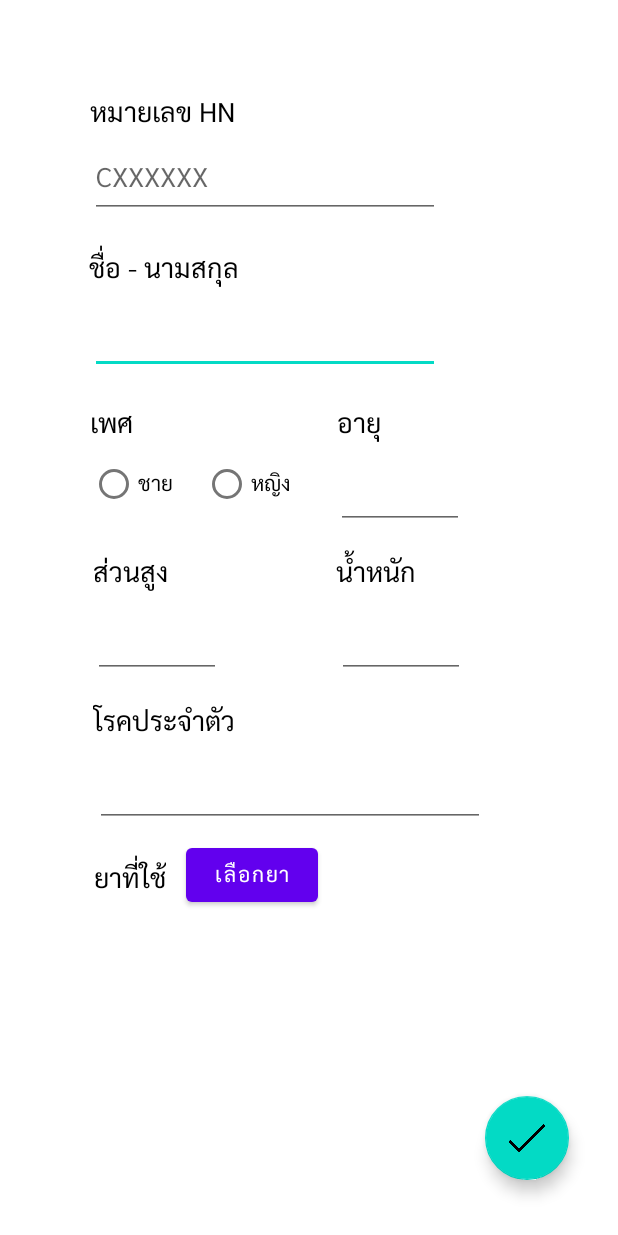
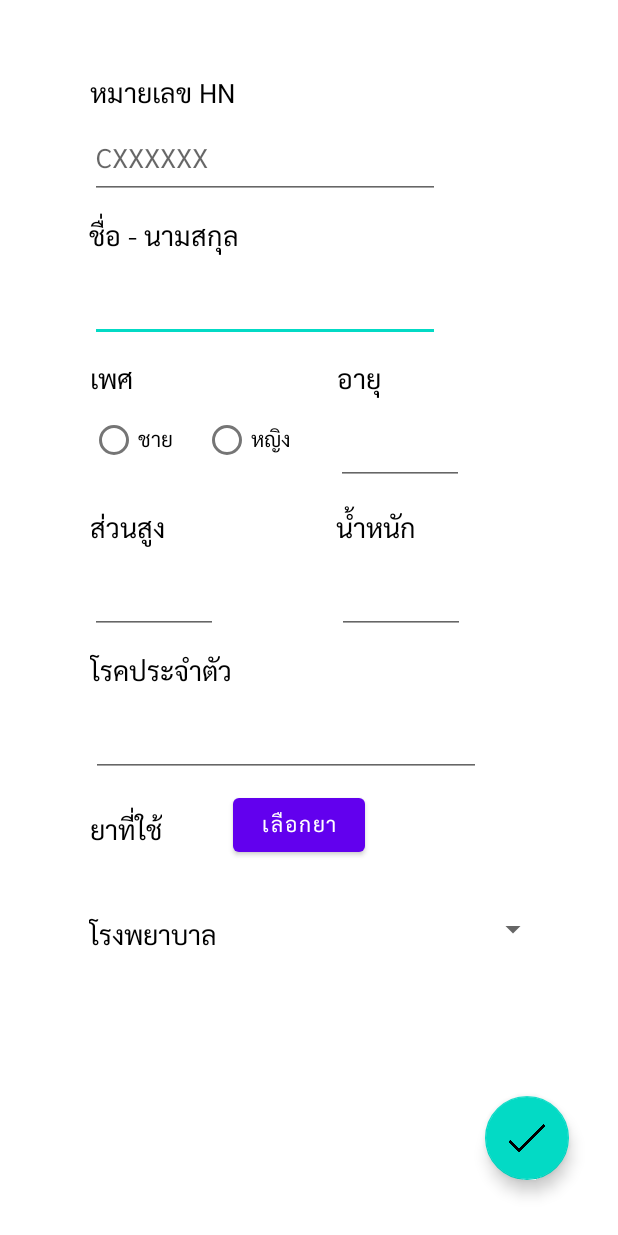
Before and after one commit to supanut-kon/AsthmaPrototype, an Android app: the PatientInformationEdit screen opened directly, with no data from a screen before it, on a phone screen of 412 x 824 dp. Run offline under Robolectric (Android 15) with nearby library versions, the phone set to English and light mode, and no system bars.

Commit message:
28042021

```diff
--- a/app/src/main/java/cnmi/it/asthmaprototype/Activities/PatientInformationEdit.java
+++ b/app/src/main/java/cnmi/it/asthmaprototype/Activities/PatientInformationEdit.java
@@ -2,6 +2,7 @@ package cnmi.it.asthmaprototype.Activities;
 
 import android.content.ContentValues;
 import android.content.Intent;
+import android.content.SharedPreferences;
 import android.database.sqlite.SQLiteDatabase;
 import android.os.Bundle;
 import android.widget.EditText;
@@ -20,6 +21,7 @@ public class PatientInformationEdit extends AppCompatActivity {
 
     RadioGroup genderGroup;
     EditText age, height, weight, congenital, hn, patientname;
+    int userid;
     //Button confirmbtn;
     FloatingActionButton savefab;
 
@@ -28,6 +30,12 @@ public class PatientInformationEdit extends AppCompatActivity {
     protected void onCreate(Bundle savedInstanceState) {
         super.onCreate(savedInstanceState);
         setContentView(R.layout.activity_patient_info);
+        userid = 0;
+        SharedPreferences getPrefs = this.getSharedPreferences("AppPreferences", MODE_PRIVATE);
+        if(getPrefs !=null) {
+
+            userid = getPrefs.getInt("id", 0);
+        }
 
         age = findViewById(R.id.ageInput);
         height = findViewById(R.id.heightInput);
@@ -55,6 +63,7 @@ public class PatientInformationEdit extends AppCompatActivity {
             values.put(PatientColumn.PatientEntry.COLUMN_GENDER, igender);
             values.put(PatientColumn.PatientEntry.COLUMN_WEIGHT, weight.getText().toString().trim());
             values.put(PatientColumn.PatientEntry.COLUMN_CONGENITAL, congenital.getText().toString().trim());
+            values.put(PatientColumn.PatientEntry.COLUMN_USER, userid);
 
             db.insert(PatientColumn.PatientEntry.TABLE_NAME, null, values);
 
--- a/app/src/main/java/cnmi/it/asthmaprototype/Models/FlowColumn.java
+++ b/app/src/main/java/cnmi/it/asthmaprototype/Models/FlowColumn.java
@@ -12,7 +12,7 @@ public final class FlowColumn {
 
         public static final String COLUMN_FLOW = "flow";
         public static final String COLUMN_ZONE = "zone";
-        public static final String COLUMN_MAX = "max";
+        public static final String COLUMN_MAX = "pefr_max";
         public static final String COLUMN_80 = "percent80";
         public static final String COLUMN_60 = "percent60";
         public static final String COLUMN_PATIENT_ID = "userid";
--- a/app/src/main/java/cnmi/it/asthmaprototype/Models/PatientColumn.java
+++ b/app/src/main/java/cnmi/it/asthmaprototype/Models/PatientColumn.java
@@ -17,5 +17,6 @@ public final class PatientColumn {
         public static final String COLUMN_GENDER = "gender";
         public static final String COLUMN_WEIGHT = "weight";
         public static final String COLUMN_CONGENITAL = "congenital";
+        public static final String COLUMN_USER = "userid";
     }
 }
--- a/app/src/main/res/layout/activity_patient_info.xml
+++ b/app/src/main/res/layout/activity_patient_info.xml
@@ -5,6 +5,21 @@
     android:layout_width="match_parent"
     android:layout_height="match_parent"
     tools:context=".Activities.PatientInformationEdit">
+
+    <TextView
+        android:id="@+id/medheader2"
+        android:layout_width="wrap_content"
+        android:layout_height="wrap_content"
+        android:layout_marginTop="8dp"
+        android:text="ยาที่ใช้"
+        android:textColor="@color/black"
+        android:textSize="18sp"
+        app:layout_constraintBottom_toBottomOf="parent"
+        app:layout_constraintEnd_toEndOf="parent"
+        app:layout_constraintHorizontal_bias="0.165"
+        app:layout_constraintStart_toStartOf="parent"
+        app:layout_constraintTop_toBottomOf="@+id/congenitaltext"
+        app:layout_constraintVertical_bias="0.04" />
 
     <EditText
         android:id="@+id/patientnametext"
@@ -29,8 +44,8 @@
         app:layout_constraintEnd_toEndOf="parent"
         app:layout_constraintHorizontal_bias="0.191"
         app:layout_constraintStart_toStartOf="parent"
-        app:layout_constraintTop_toTopOf="parent"
-        app:layout_constraintVertical_bias="0.197" />
+        app:layout_constraintTop_toBottomOf="@+id/hntext"
+        app:layout_constraintVertical_bias="0.0" />
 
     <TextView
         android:id="@+id/hnheader"
@@ -44,13 +59,13 @@
         app:layout_constraintHorizontal_bias="0.191"
         app:layout_constraintStart_toStartOf="parent"
         app:layout_constraintTop_toTopOf="parent"
-        app:layout_constraintVertical_bias="0.073" />
+        app:layout_constraintVertical_bias="0.057" />
 
     <TextView
         android:id="@+id/textView12"
         android:layout_width="wrap_content"
         android:layout_height="wrap_content"
-        android:layout_marginTop="16dp"
+        android:layout_marginTop="8dp"
         android:text="เพศ"
         android:textColor="@color/black"
         android:textSize="18sp"
@@ -102,7 +117,7 @@
         android:id="@+id/textView13"
         android:layout_width="wrap_content"
         android:layout_height="wrap_content"
-        android:layout_marginTop="16dp"
+        android:layout_marginTop="8dp"
         android:text="อายุ"
         android:textColor="@color/black"
         android:textSize="18sp"
@@ -123,7 +138,7 @@
         android:textSize="18sp"
         app:layout_constraintBottom_toBottomOf="parent"
         app:layout_constraintEnd_toEndOf="parent"
-        app:layout_constraintHorizontal_bias="0.171"
+        app:layout_constraintHorizontal_bias="0.165"
         app:layout_constraintStart_toStartOf="parent"
         app:layout_constraintTop_toBottomOf="@+id/GenderGroup"
         app:layout_constraintVertical_bias="0.0" />
@@ -132,16 +147,15 @@
         android:id="@+id/medheader"
         android:layout_width="wrap_content"
         android:layout_height="wrap_content"
-        android:layout_marginTop="8dp"
-        android:text="ยาที่ใช้"
+        android:text="โรงพยาบาล"
         android:textColor="@color/black"
         android:textSize="18sp"
         app:layout_constraintBottom_toBottomOf="parent"
         app:layout_constraintEnd_toEndOf="parent"
-        app:layout_constraintHorizontal_bias="0.173"
+        app:layout_constraintHorizontal_bias="0.181"
         app:layout_constraintStart_toStartOf="parent"
-        app:layout_constraintTop_toBottomOf="@+id/congenitaltext"
-        app:layout_constraintVertical_bias="0.039" />
+        app:layout_constraintTop_toBottomOf="@+id/medheader2"
+        app:layout_constraintVertical_bias="0.166" />
 
     <TextView
         android:id="@+id/textView7"
@@ -160,12 +174,12 @@
         android:id="@+id/congenitalheader"
         android:layout_width="wrap_content"
         android:layout_height="wrap_content"
-        android:layout_marginTop="12dp"
+        android:layout_marginTop="8dp"
         android:text="โรคประจำตัว"
         android:textColor="@color/black"
         android:textSize="18sp"
         app:layout_constraintEnd_toEndOf="parent"
-        app:layout_constraintHorizontal_bias="0.196"
+        app:layout_constraintHorizontal_bias="0.189"
         app:layout_constraintStart_toStartOf="parent"
         app:layout_constraintTop_toBottomOf="@+id/heightInput" />
 
@@ -190,7 +204,7 @@
         android:inputType="number"
         app:layout_constraintBottom_toBottomOf="parent"
         app:layout_constraintEnd_toEndOf="parent"
-        app:layout_constraintHorizontal_bias="0.19"
+        app:layout_constraintHorizontal_bias="0.184"
         app:layout_constraintStart_toStartOf="parent"
         app:layout_constraintTop_toBottomOf="@+id/textView14"
         app:layout_constraintVertical_bias="0.0" />
@@ -202,7 +216,7 @@
         android:ems="10"
         android:inputType="textPersonName"
         app:layout_constraintEnd_toEndOf="parent"
-        app:layout_constraintHorizontal_bias="0.417"
+        app:layout_constraintHorizontal_bias="0.397"
         app:layout_constraintStart_toStartOf="parent"
         app:layout_constraintTop_toBottomOf="@+id/congenitalheader" />
 
@@ -244,4 +258,15 @@
         app:layout_constraintStart_toStartOf="parent"
         app:layout_constraintTop_toBottomOf="@+id/hnheader" />
 
+    <Spinner
+        android:id="@+id/spinner"
+        android:layout_width="208dp"
+        android:layout_height="42dp"
+        app:layout_constraintBottom_toBottomOf="parent"
+        app:layout_constraintEnd_toEndOf="parent"
+        app:layout_constraintHorizontal_bias="0.224"
+        app:layout_constraintStart_toEndOf="@+id/medheader"
+        app:layout_constraintTop_toBottomOf="@+id/editMedbtn"
+        app:layout_constraintVertical_bias="0.12" />
+
 </androidx.constraintlayout.widget.ConstraintLayout>
```
Also changed, not shown: app/src/main/AndroidManifest.xml (+5 -3 lines), app/src/main/java/cnmi/it/asthmaprototype/Activities/AddProfile.java (added, +18 -0 lines), app/src/main/java/cnmi/it/asthmaprototype/Activities/Dashboard.java (+13 -5 lines), app/src/main/java/cnmi/it/asthmaprototype/Activities/RegisterActivity.java (+49 -5 lines), app/src/main/java/cnmi/it/asthmaprototype/Database/DatabaseAccess.java (+10 -9 lines), app/src/main/java/cnmi/it/asthmaprototype/Database/DatabaseHelper.java (+4 -5 lines), app/src/main/java/cnmi/it/asthmaprototype/Models/FlowModel.java (+7 -7 lines), app/src/main/java/cnmi/it/asthmaprototype/Models/PatientModel.java (+24 -4 lines), app/src/main/java/cnmi/it/asthmaprototype/Models/UserModel.java (+2 -10 lines), app/src/main/res/layout/activity_add_profile.xml (added, +9 -0 lines).
